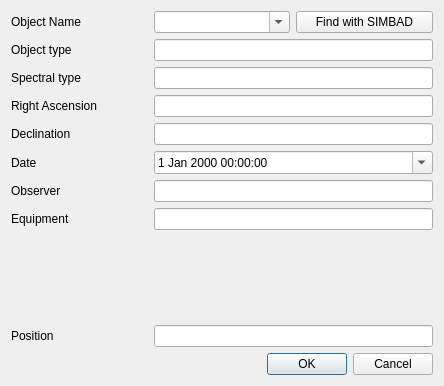
Old version of the form ui/object_properties_dialog.ui in the repository GuLinux/PySpectrum.
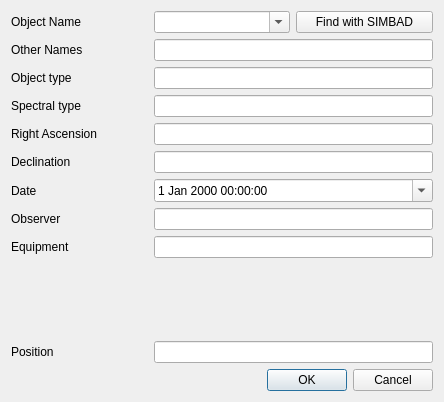
New version of the form.

Commit message: support other names saving for objects

```diff
--- a/ui/object_properties_dialog.ui
+++ b/ui/object_properties_dialog.ui
@@ -7,23 +7,47 @@
     <x>0</x>
     <y>0</y>
     <width>444</width>
-    <height>386</height>
+    <height>402</height>
    </rect>
   </property>
   <property name="windowTitle">
    <string>Object Properties</string>
   </property>
   <layout class="QGridLayout" name="gridLayout">
-   <item row="8" column="1" colspan="2">
+   <item row="7" column="0">
+    <widget class="QLabel" name="label_6">
+     <property name="text">
+      <string>Date</string>
+     </property>
+    </widget>
+   </item>
+   <item row="3" column="1" colspan="2">
+    <widget class="QLineEdit" name="sptype"/>
+   </item>
+   <item row="3" column="0">
+    <widget class="QLabel" name="label_4">
+     <property name="text">
+      <string>Spectral type</string>
+     </property>
+    </widget>
+   </item>
+   <item row="0" column="2">
+    <widget class="QPushButton" name="simbad">
+     <property name="text">
+      <string>Find with SIMBAD</string>
+     </property>
+    </widget>
+   </item>
+   <item row="9" column="1" colspan="2">
     <widget class="QLineEdit" name="equipment"/>
    </item>
-   <item row="4" column="1" colspan="2">
+   <item row="5" column="1" colspan="2">
     <widget class="QLineEdit" name="dec"/>
    </item>
-   <item row="1" column="1" colspan="2">
+   <item row="2" column="1" colspan="2">
     <widget class="QLineEdit" name="type"/>
    </item>
-   <item row="11" column="0" colspan="3">
+   <item row="12" column="0" colspan="3">
     <widget class="QDialogButtonBox" name="buttonBox">
      <property name="orientation">
       <enum>Qt::Horizontal</enum>
@@ -33,44 +57,20 @@
      </property>
     </widget>
    </item>
-   <item row="3" column="1" colspan="2">
+   <item row="4" column="1" colspan="2">
     <widget class="QLineEdit" name="ra"/>
    </item>
    <item row="7" column="1" colspan="2">
-    <widget class="QLineEdit" name="observer"/>
-   </item>
-   <item row="6" column="1" colspan="2">
     <widget class="QDateTimeEdit" name="date">
      <property name="calendarPopup">
       <bool>true</bool>
      </property>
     </widget>
    </item>
-   <item row="6" column="0">
-    <widget class="QLabel" name="label_6">
-     <property name="text">
-      <string>Date</string>
-     </property>
-    </widget>
+   <item row="8" column="1" colspan="2">
+    <widget class="QLineEdit" name="observer"/>
    </item>
-   <item row="2" column="0">
-    <widget class="QLabel" name="label_4">
-     <property name="text">
-      <string>Spectral type</string>
-     </property>
-    </widget>
-   </item>
-   <item row="0" column="2">
-    <widget class="QPushButton" name="simbad">
-     <property name="text">
-      <string>Find with SIMBAD</string>
-     </property>
-    </widget>
-   </item>
-   <item row="2" column="1" colspan="2">
-    <widget class="QLineEdit" name="sptype"/>
-   </item>
-   <item row="9" column="0">
+   <item row="10" column="0">
     <spacer name="verticalSpacer">
      <property name="orientation">
       <enum>Qt::Vertical</enum>
@@ -83,34 +83,27 @@
      </property>
     </spacer>
    </item>
-   <item row="8" column="0">
+   <item row="2" column="0">
+    <widget class="QLabel" name="label_3">
+     <property name="text">
+      <string>Object type</string>
+     </property>
+    </widget>
+   </item>
+   <item row="9" column="0">
     <widget class="QLabel" name="label_8">
      <property name="text">
       <string>Equipment</string>
      </property>
     </widget>
    </item>
-   <item row="4" column="0">
+   <item row="5" column="0">
     <widget class="QLabel" name="label_5">
      <property name="text">
       <string>Declination</string>
      </property>
     </widget>
    </item>
-   <item row="1" column="0">
-    <widget class="QLabel" name="label_3">
-     <property name="text">
-      <string>Object type</string>
-     </property>
-    </widget>
-   </item>
-   <item row="3" column="0">
-    <widget class="QLabel" name="label_2">
-     <property name="text">
-      <string>Right Ascension</string>
-     </property>
-    </widget>
-   </item>
    <item row="0" column="0">
     <widget class="QLabel" name="label">
      <property name="text">
@@ -118,21 +111,28 @@
      </property>
     </widget>
    </item>
-   <item row="7" column="0">
+   <item row="4" column="0">
+    <widget class="QLabel" name="label_2">
+     <property name="text">
+      <string>Right Ascension</string>
+     </property>
+    </widget>
+   </item>
+   <item row="8" column="0">
     <widget class="QLabel" name="label_7">
      <property name="text">
       <string>Observer</string>
      </property>
     </widget>
    </item>
-   <item row="10" column="0">
+   <item row="11" column="0">
     <widget class="QLabel" name="label_9">
      <property name="text">
       <string>Position</string>
      </property>
     </widget>
    </item>
-   <item row="10" column="1" colspan="2">
+   <item row="11" column="1" colspan="2">
     <widget class="QLineEdit" name="position"/>
    </item>
    <item row="0" column="1">
@@ -142,6 +142,16 @@
      </property>
     </widget>
    </item>
+   <item row="1" column="0">
+    <widget class="QLabel" name="label_10">
+     <property name="text">
+      <string>Other Names</string>
+     </property>
+    </widget>
+   </item>
+   <item row="1" column="1" colspan="2">
+    <widget class="QLineEdit" name="names"/>
+   </item>
   </layout>
  </widget>
  <tabstops>
```
Left out of the diff: 1 changed line with no effect on the pictures. The commit also changes 4 other files.
